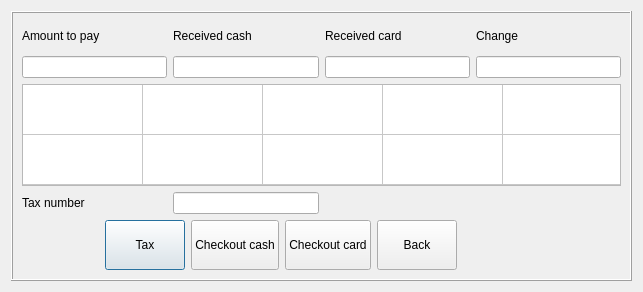
First picture: the form in Smart/payment.ui, repository End1-1/Cafe5, before the edit.
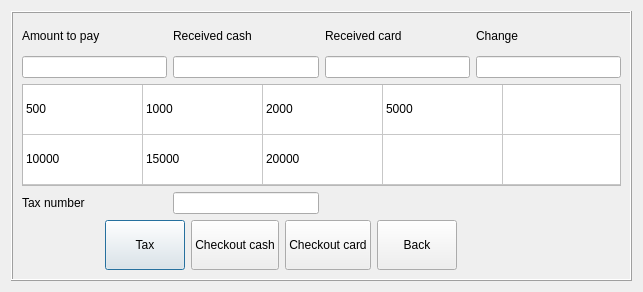
Second picture: the form after the edit. Custom widgets are drawn as their Qt base class.

```diff
--- a/Smart/payment.ui
+++ b/Smart/payment.ui
@@ -312,6 +312,41 @@
           <string>New Column</string>
          </property>
         </column>
+        <item row="0" column="0">
+         <property name="text">
+          <string>500</string>
+         </property>
+        </item>
+        <item row="0" column="1">
+         <property name="text">
+          <string>1000</string>
+         </property>
+        </item>
+        <item row="0" column="2">
+         <property name="text">
+          <string>2000</string>
+         </property>
+        </item>
+        <item row="0" column="3">
+         <property name="text">
+          <string>5000</string>
+         </property>
+        </item>
+        <item row="1" column="0">
+         <property name="text">
+          <string>10000</string>
+         </property>
+        </item>
+        <item row="1" column="1">
+         <property name="text">
+          <string>15000</string>
+         </property>
+        </item>
+        <item row="1" column="2">
+         <property name="text">
+          <string>20000</string>
+         </property>
+        </item>
        </widget>
       </item>
       <item row="1" column="1">
```
Left out of the diff: 8 changed lines with no effect on the pictures.
